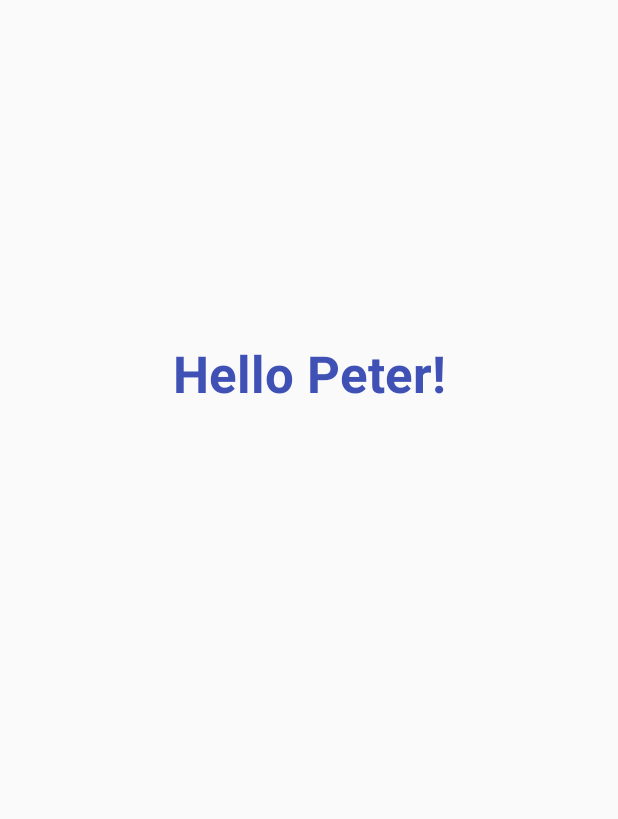
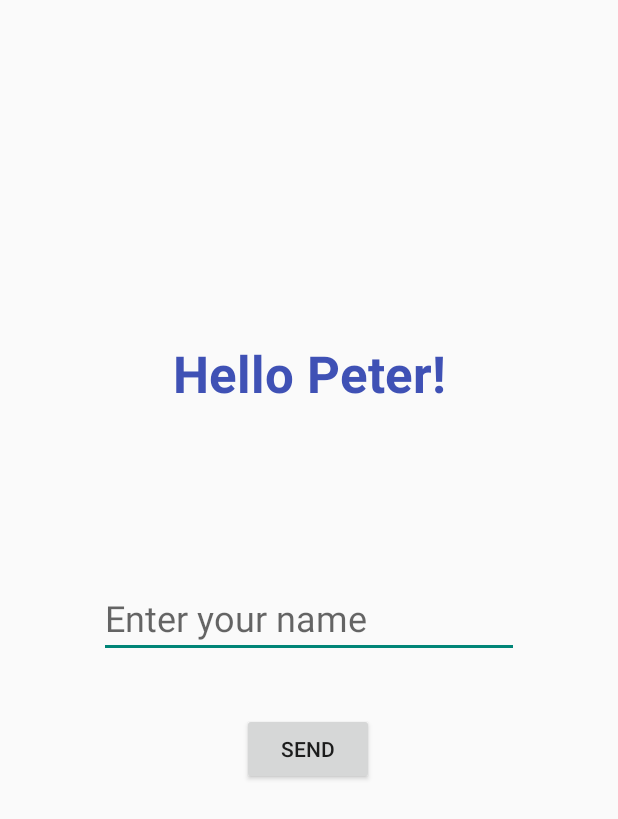
Before and after one commit to pmatsinopoulos/MyApplication, an Android app built with Jetpack Compose: the screen it shows after launch (MainActivity), on a phone screen of 412 x 824 dp. Shown: the top 819 px of the screen. Run offline under Robolectric (Android 15) with nearby library versions, the phone set to English and light mode, and no system bars.

Commit message:
Added Input Text and Button

```diff
--- a/app/src/main/res/layout/activity_main.xml
+++ b/app/src/main/res/layout/activity_main.xml
@@ -20,4 +20,29 @@
         app:layout_constraintTop_toTopOf="parent"
         app:layout_constraintVertical_bias="0.29" />
 
+    <EditText
+        android:id="@+id/tvName"
+        android:layout_width="wrap_content"
+        android:layout_height="wrap_content"
+        android:ems="10"
+        android:hint="@string/hint_for_name"
+        android:inputType="text"
+        android:textSize="24sp"
+        app:layout_constraintBottom_toBottomOf="parent"
+        app:layout_constraintEnd_toEndOf="parent"
+        app:layout_constraintStart_toStartOf="parent"
+        app:layout_constraintTop_toTopOf="parent" />
+
+    <Button
+        android:id="@+id/sendName"
+        android:layout_width="wrap_content"
+        android:layout_height="wrap_content"
+        android:text="@string/send_name_button"
+        app:layout_constraintBottom_toBottomOf="parent"
+        app:layout_constraintEnd_toEndOf="parent"
+        app:layout_constraintHorizontal_bias="0.498"
+        app:layout_constraintStart_toStartOf="parent"
+        app:layout_constraintTop_toBottomOf="@+id/tvName"
+        app:layout_constraintVertical_bias="0.109" />
+
 </androidx.constraintlayout.widget.ConstraintLayout>
--- a/app/src/main/res/values/strings.xml
+++ b/app/src/main/res/values/strings.xml
@@ -1,4 +1,6 @@
 <resources>
     <string name="app_name">My Fantastic Application</string>
     <string name="hello_message">Hello Peter!</string>
+    <string name="hint_for_name">Enter your name</string>
+    <string name="send_name_button">Send</string>
 </resources>
```
